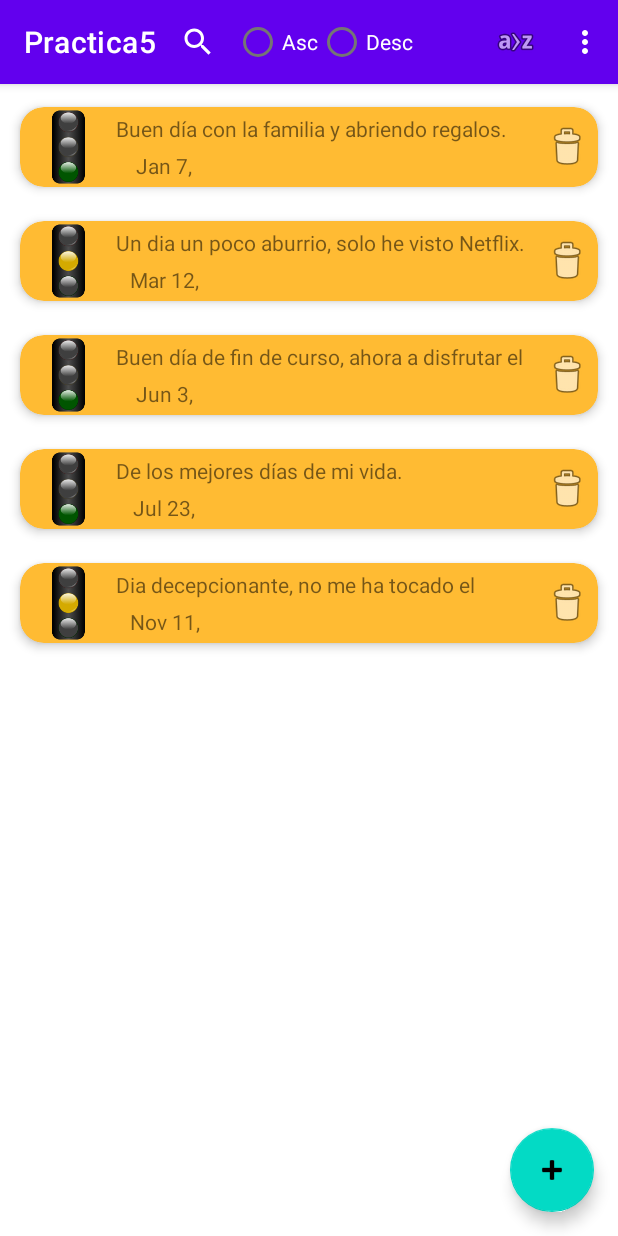
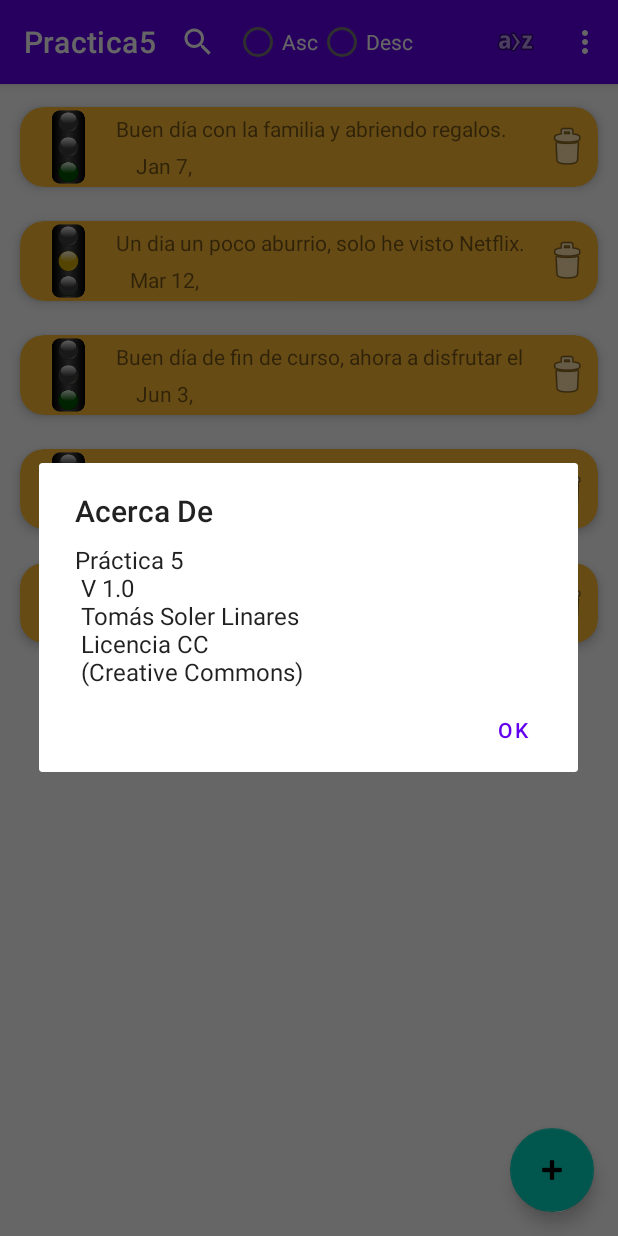
Before and after one commit to sochoa2020tomassolerlinares/Practica5, an Android app: the screen it shows after launch (MainActivity), in the options menu, after a tap on "Acerca De", on a phone screen of 412 x 824 dp. Run offline under Robolectric (Android 15) with nearby library versions, the light colour scheme and no system bars; our stand-ins replace Room's generated code, RxJava; 1 statement that could not run was skipped.

Commit message:
Parte 2 paso 32

```diff
--- a/app/src/main/java/net/iessochoa/tomassolerlinares/practica5/ui/MainActivity.java
+++ b/app/src/main/java/net/iessochoa/tomassolerlinares/practica5/ui/MainActivity.java
@@ -68,8 +68,6 @@ public class MainActivity extends AppCompatActivity {
                 });
 
 
-
-
         fabNuevo.setOnClickListener(v -> {
             Intent intent = new Intent(MainActivity.this, EdicionDiaActivity.class);
             startActivityForResult(intent, OPTION_REQUEST_NUEVO);
@@ -92,6 +90,7 @@ public class MainActivity extends AppCompatActivity {
 
     /**
      * Método encargado de editar una tarea.
+     *
      * @param dia
      */
     private void editarDia(final DiaDiario dia) {
@@ -129,30 +128,33 @@ public class MainActivity extends AppCompatActivity {
 
     @Override
     public boolean onOptionsItemSelected(@NonNull MenuItem item) {
-        switch (item.getItemId()){
+        switch (item.getItemId()) {
             case R.id.action_ordenar:
-                    onCreateDialog();
-                break;
+                onCreateDialogOrdenar().show();
+                return true;
+            case R.id.action_about:
+                onCreateDialogAbout().show();
+                return true;
+            default:
+                return super.onOptionsItemSelected(item);
         }
-        return super.onOptionsItemSelected(item);
-
     }
 
 
-    private Dialog onCreateDialog() {
+    private Dialog onCreateDialogOrdenar() {
         AlertDialog.Builder builder = new AlertDialog.Builder(this).setTitle(R.string.ordenarPor)
                 .setItems(R.array.opcionesOrdenar, new DialogInterface.OnClickListener() {
                     public void onClick(DialogInterface dialog, int which) {
                         String ordenadoPor = "";
                         switch (which) {
                             case 0://fecha
-                                ordenadoPor=DiaDiario.FECHA;
+                                ordenadoPor = DiaDiario.FECHA;
                                 break;
                             case 1://valoracion
-                                ordenadoPor=DiaDiario.VALORACION_DIA;
+                                ordenadoPor = DiaDiario.VALORACION_DIA;
                                 break;
                             case 2://resumen
-                                ordenadoPor=DiaDiario.RESUMEN;
+                                ordenadoPor = DiaDiario.RESUMEN;
                                 break;
                         }
                         diarioViewModel.setOrderBy(ordenadoPor);
@@ -160,4 +162,23 @@ public class MainActivity extends AppCompatActivity {
                 });
         return builder.create();
     }
+
+    private Dialog onCreateDialogAbout() {
+        AlertDialog.Builder builder = new AlertDialog.Builder(this);
+
+        builder.setMessage(R.string.aboutInfo)
+                .setTitle(R.string.about)
+                .setPositiveButton("OK", new DialogInterface.OnClickListener() {
+                    public void onClick(DialogInterface dialog, int id) {
+                        dialog.cancel();
+                    }
+                });
+
+        return builder.create();
+    }
+
+    private Dialog onCreateDialogValoracion(){
+        AlertDialog.Builder builder = new AlertDialog.Builder(this);
+        return builder.create();
+    }
 }
--- a/app/src/main/res/layout/item_dia.xml
+++ b/app/src/main/res/layout/item_dia.xml
@@ -12,7 +12,6 @@
     card_view:cardCornerRadius="16dp"
     card_view:cardElevation="4dp"
     card_view:cardUseCompatPadding="true">
-
     <androidx.constraintlayout.widget.ConstraintLayout
         android:id="@+id/clLayout"
         android:layout_width="match_parent"
--- a/app/src/main/res/values/strings.xml
+++ b/app/src/main/res/values/strings.xml
@@ -24,6 +24,11 @@
     <string name="AvisoMsn">¿Está seguro de eliminar esta página del diario?</string>
     <string name="CancelBorrar">No se ha eliminado el dia del diario.</string>
     <string name="ordenarPor">Ordenar por</string>
+    <string name="aboutInfo">Práctica 5\n
+        V 1.0\n
+        Tomás Soler Linares\n
+        Licencia CC\n
+        (Creative Commons)</string>
     <string-array name="valoracionDia">
         <item>1</item>
         <item>2</item>
```
